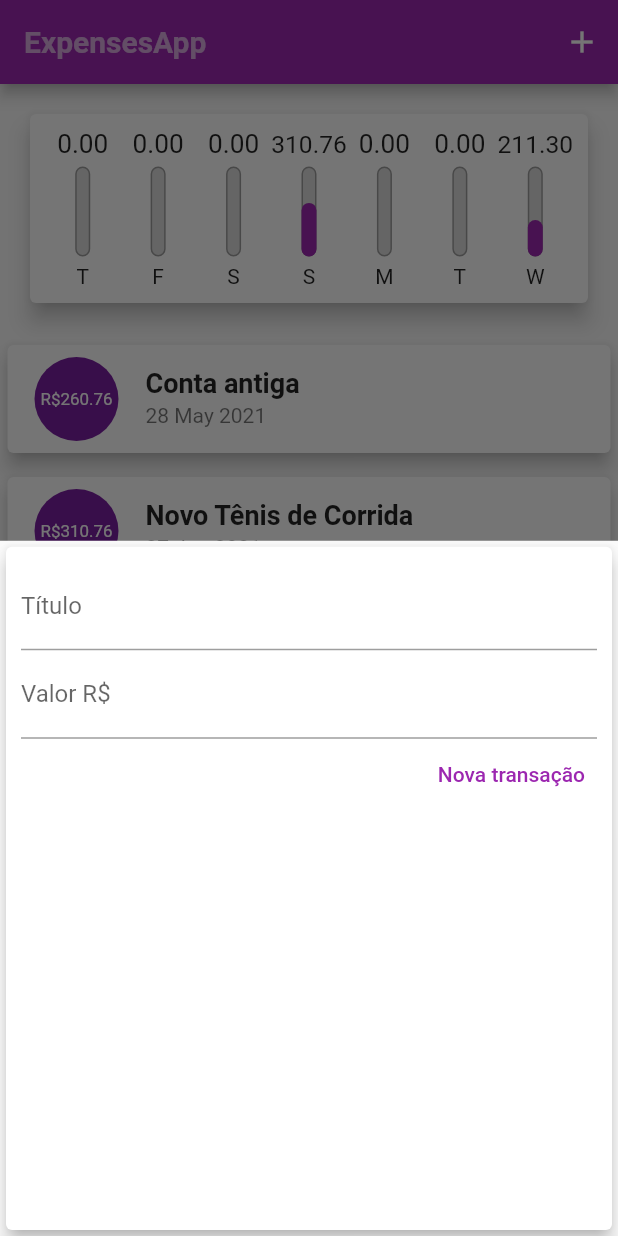
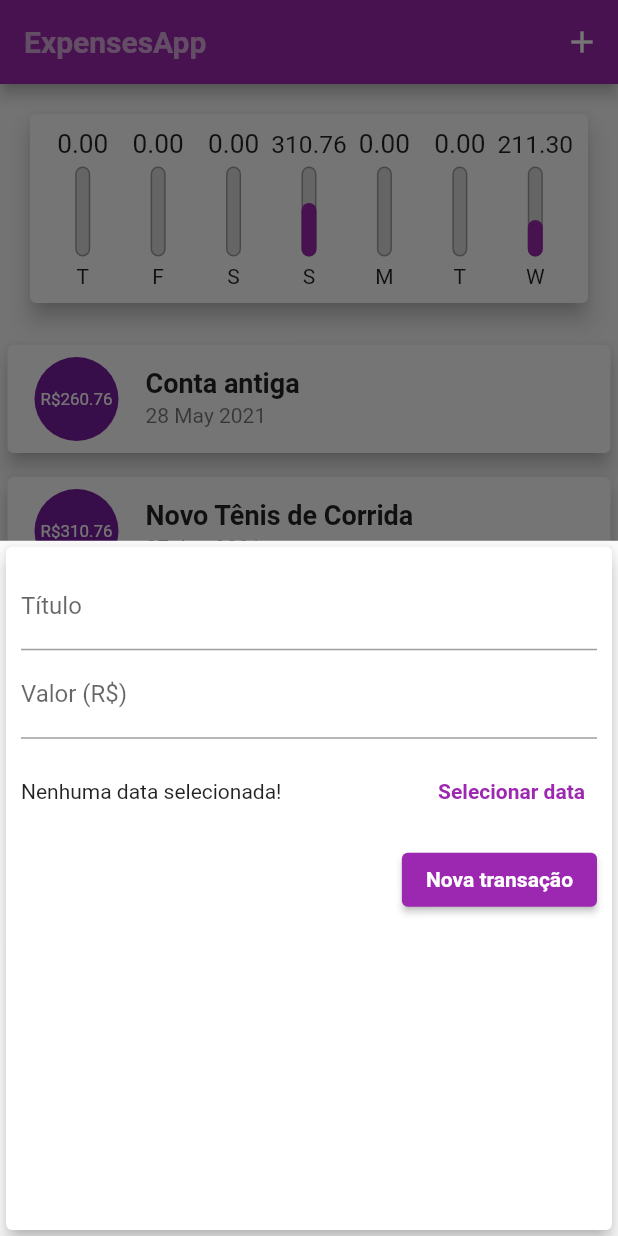
Before and after one commit to rpajf/flutter-expenses, a Flutter app: the screen it shows after launch, after a tap on the "add" icon, on a phone screen of 412 x 824 dp. Run offline on Flutter 3.47's test engine with Material 2 defaults, Android fonts, the phone set to English and light mode, and no system bars; our stand-ins replace rflutter_alert; Roboto replaces fonts that are missing (OpenSans, Quicksand).

Commit message:
Show datepicker on transaction form

```diff
--- a/lib/components/transaction_form.dart
+++ b/lib/components/transaction_form.dart
@@ -1,4 +1,5 @@
 import 'package:flutter/material.dart';
+import 'package:intl/intl.dart';
 
 class TransactionForm extends StatefulWidget {
   final void Function(String, double) onSubmit;
@@ -9,19 +10,37 @@ class TransactionForm extends StatefulWidget {
 }
 
 class _TransactionFormState extends State<TransactionForm> {
-  final titleController = TextEditingController();
-
-  final valueController = TextEditingController();
+  final _titleController = TextEditingController();
+  final _valueController = TextEditingController();
+  var _selectedDate;
 
   _submitForm() {
-    final title = titleController.text;
-    final value = double.tryParse(valueController.text) ?? 0.0;
+    final title = _titleController.text;
+    final value = double.tryParse(_valueController.text) ?? 0.0;
 
     if (title.isEmpty || value <= 0) {
       return;
     }
 
     widget.onSubmit(title, value);
+  }
+
+  _showDatePicker() {
+    showDatePicker(
+            context: context,
+            initialDate: DateTime.now(),
+            firstDate: DateTime(2019),
+            lastDate: DateTime.now())
+        .then((pickedDate) {
+      if (pickedDate == null) {
+        return;
+      }
+
+      setState(() {
+        _selectedDate = pickedDate;
+      });
+    });
+    print('executed');
   }
 
   @override
@@ -33,28 +52,52 @@ class _TransactionFormState extends State<TransactionForm> {
         child: Column(
           children: <Widget>[
             TextField(
-              controller: titleController,
+              controller: _titleController,
               onSubmitted: (_) => _submitForm(),
               decoration: InputDecoration(
                 labelText: 'Título',
               ),
             ),
             TextField(
-              controller: valueController,
+              controller: _valueController,
               keyboardType: TextInputType.numberWithOptions(decimal: true),
               onSubmitted: (_) => _submitForm(),
               decoration: InputDecoration(
-                labelText: 'Valor R\$',
+                labelText: 'Valor (R\$)',
+              ),
+            ),
+            Container(
+              height: 70,
+              child: Row(
+                mainAxisAlignment: MainAxisAlignment.spaceBetween,
+                children: <Widget>[
+                  Expanded(
+                    child: Text(
+                      // ignore: unnecessary_null_comparison
+                      _selectedDate == null
+                          ? 'Nenhuma data selecionada!'
+                          : 'Data selecionada: ${DateFormat('dd/MM/y').format(_selectedDate)}',
+                    ),
+                  ),
+                  TextButton(
+                      onPressed: _showDatePicker,
+                      child: Text(
+                        'Selecionar data',
+                        style: TextStyle(
+                            fontWeight: FontWeight.bold, color: Colors.purple),
+                      )),
+                ],
               ),
             ),
             Row(
               mainAxisAlignment: MainAxisAlignment.end,
               children: [
-                TextButton(
+                ElevatedButton(
                     onPressed: _submitForm,
                     child: Text(
                       'Nova transação',
-                      style: TextStyle(color: Colors.purple),
+                      style: TextStyle(
+                          color: Theme.of(context).textTheme.button!.color),
                     )),
               ],
             )
--- a/lib/main.dart
+++ b/lib/main.dart
@@ -23,7 +23,11 @@ class ExpensesApp extends StatelessWidget {
               headline6: TextStyle(
                   fontFamily: 'OpenSans',
                   fontSize: 18,
-                  fontWeight: FontWeight.bold)),
+                  fontWeight: FontWeight.bold),
+              button: TextStyle(
+                color: Colors.white,
+                fontWeight: FontWeight.bold,
+              )),
           appBarTheme: AppBarTheme(
               textTheme: ThemeData.light().textTheme.copyWith(
                   headline6: TextStyle(
@@ -79,6 +83,7 @@ class _MyHomePageState extends State<MyHomePage> {
 
     setState(() {
       _transactions.add(newTransaction);
+
     });
     Navigator.of(context).pop();
   }
```
